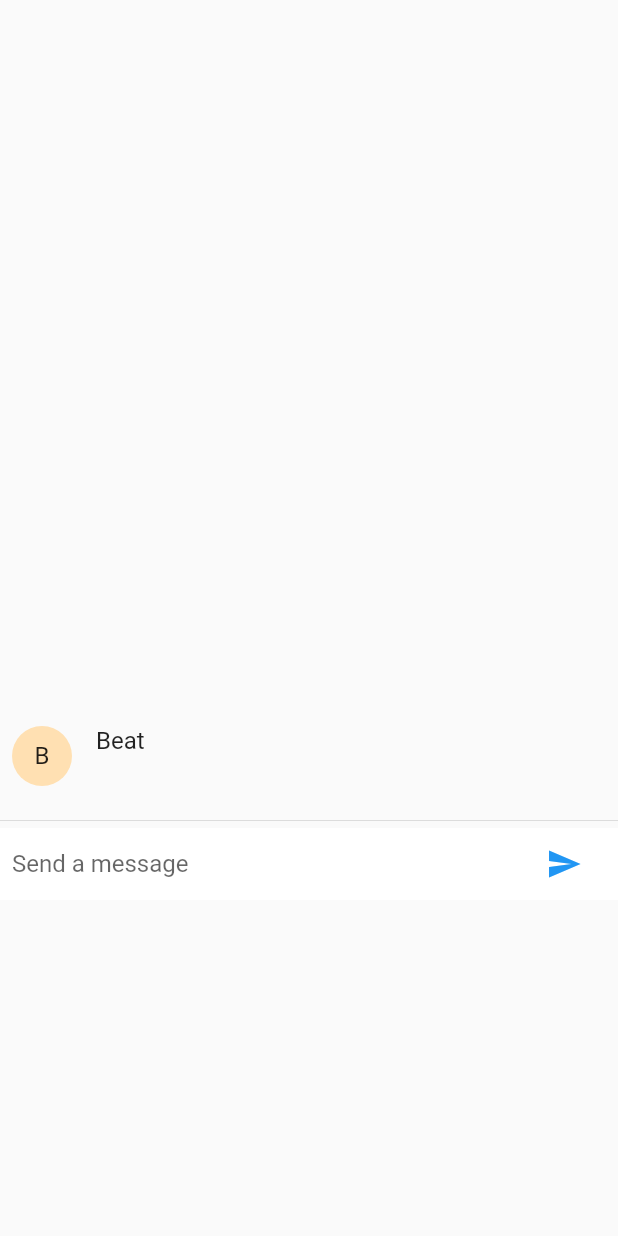
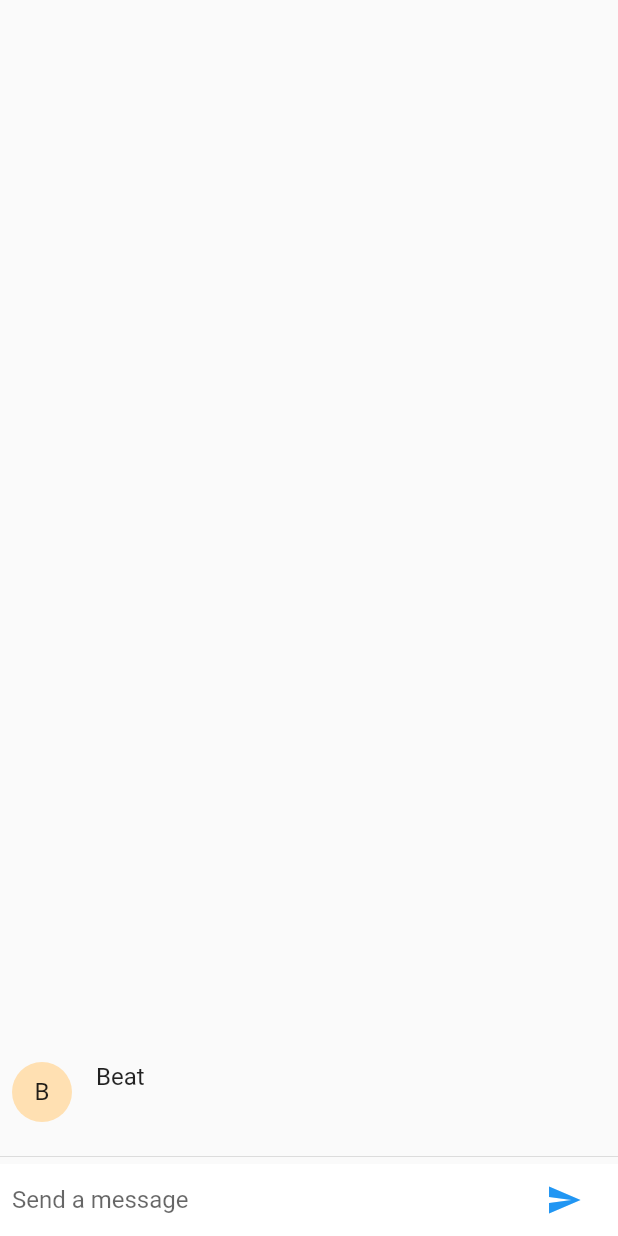
Before and after one commit to BeatMil/calculator, a Flutter app: the ChatScreen widget shown alone on an empty page, opened directly, after a tap on the "send" icon, on a phone screen of 412 x 824 dp. Run offline on Flutter 3.47's test engine with Material 2 defaults, Android fonts, the phone set to English and light mode, and no system bars; our stand-ins replace cloud_firestore; accounts and stored records are empty.

Commit message:
I fricking did it!! Chat section works properly now

```diff
--- a/lib/bottomNav.dart
+++ b/lib/bottomNav.dart
@@ -51,11 +51,7 @@ Widget build(BuildContext context) {
       title: const Text('DotRoot',
       style: TextStyle(color: Colors.white),),
     ),
-    body: Column(
-        children: <Widget>[
-          _children[_selectedIndex]
-        ],
-      ),
+    body: _children[_selectedIndex],
     bottomNavigationBar: BottomNavigationBar(
       items: const <BottomNavigationBarItem>[
         BottomNavigationBarItem(
--- a/lib/chat.dart
+++ b/lib/chat.dart
@@ -54,9 +54,7 @@ class ChatScreenState extends State<ChatScreen> {
 
   @override
   Widget build(BuildContext context) {
-    return Container(
-      height: 600,
-      child: new Column(
+    return new Column(
         mainAxisSize: MainAxisSize.min,
         mainAxisAlignment: MainAxisAlignment.end,
         children: <Widget>[
@@ -64,7 +62,6 @@ class ChatScreenState extends State<ChatScreen> {
             child: new ListView.builder(
               scrollDirection: Axis.vertical,
               padding: new EdgeInsets.all(8.0),
-              shrinkWrap: true,
               reverse: true,
               itemBuilder: (_, int index) => _messages[index],
               itemCount: _messages.length,
@@ -76,9 +73,8 @@ class ChatScreenState extends State<ChatScreen> {
               color: Theme.of(context).cardColor
             ),
             child: _buildTextComposer(),
-          ),
-        ],
-      ),
+          )
+        ]
     );
   }
 }
```
